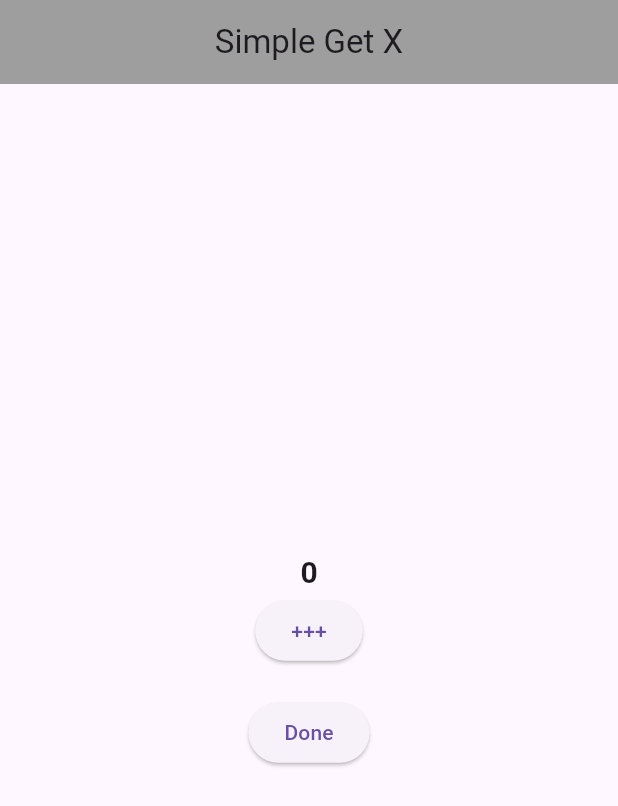
After one commit to okedane/state-management-GetX, a Flutter app: the Simplepage screen opened directly, on a phone screen of 412 x 824 dp. The commit adds this screen. Shown: the top 806 px of the screen. Run offline on Flutter 3.47's test engine with Material 3 defaults, Android fonts, the phone set to English and light mode, and no system bars; our stand-ins replace get.

Commit message:
05. perbedaan simple dan reactive

```diff
--- a/showdialog_getx/lib/main.dart
+++ b/showdialog_getx/lib/main.dart
@@ -31,7 +31,7 @@
             Get.bottomSheet(
               Container(
                 height: 300,
-                color: Colors.,
+                color: Colors.blue,
                 child: ListView(
                   children: const [
                     ListTile(
--- /dev/null
+++ b/statemanagement_getx/lib/controller/simpleController/simpleConroller.dart
@@ -0,0 +1,13 @@
+import 'package:get/get.dart';
+
+class Simpleconroller extends GetxController {
+  int pantauData = 0;
+
+  void tambahData() {
+    pantauData = pantauData + 1;
+  }
+
+  void refreshTampilan() {
+    update();
+  }
+}
--- /dev/null
+++ b/statemanagement_getx/lib/main.dart
@@ -0,0 +1,19 @@
+import 'package:flutter/material.dart';
+import 'package:get/get.dart';
+import 'package:statemanagement_getx/pages/reactive/reactive.dart';
+import 'package:statemanagement_getx/pages/simple/simplePage.dart';
+
+void main() {
+  runApp(MyApp());
+}
+
+class MyApp extends StatelessWidget {
+  const MyApp({super.key});
+
+  @override
+  Widget build(BuildContext context) {
+    return GetMaterialApp(
+      home: Simplepage(),
+    );
+  }
+}
--- /dev/null
+++ b/statemanagement_getx/lib/pages/simple/simplePage.dart
@@ -0,0 +1,47 @@
+import 'package:flutter/material.dart';
+import 'package:get/get.dart';
+import 'package:statemanagement_getx/controller/simpleController/simpleConroller.dart';
+
+class Simplepage extends StatelessWidget {
+  final dataC = Get.put(Simpleconroller());
+
+  @override
+  Widget build(BuildContext context) {
+    return Scaffold(
+      appBar: AppBar(
+        title: const Text("Simple Get X"),
+        backgroundColor: Colors.grey,
+        centerTitle: true,
+      ),
+      body: Center(
+        child: Column(
+          mainAxisAlignment: MainAxisAlignment.center,
+          children: [
+            GetBuilder<Simpleconroller>(
+              builder: (controller) => Text(
+                "${dataC.pantauData}",
+                style: TextStyle(
+                  fontSize: 20,
+                  fontWeight: FontWeight.bold,
+                ),
+              ),
+            ),
+            ElevatedButton(
+              onPressed: () {
+                dataC.tambahData();
+              },
+              child: Text("+++"),
+            ),
+            const SizedBox(height: 20),
+            ElevatedButton(
+              onPressed: () {
+                dataC.refreshTampilan();
+              },
+              child: Text("Done"),
+            ),
+          ],
+        ),
+      ),
+    );
+  }
+}
```
Also changed, not shown: statemanagement_getx/analysis_options.yaml (added, +28 -0 lines), statemanagement_getx/lib/controller/reactiveController/reactiveController.dart (added, +9 -0 lines), statemanagement_getx/lib/pages/reactive/reactive.dart (added, +40 -0 lines), statemanagement_getx/pubspec.yaml (added, +91 -0 lines), statemanagement_getx/pubspec.lock (added), 124 other files.
